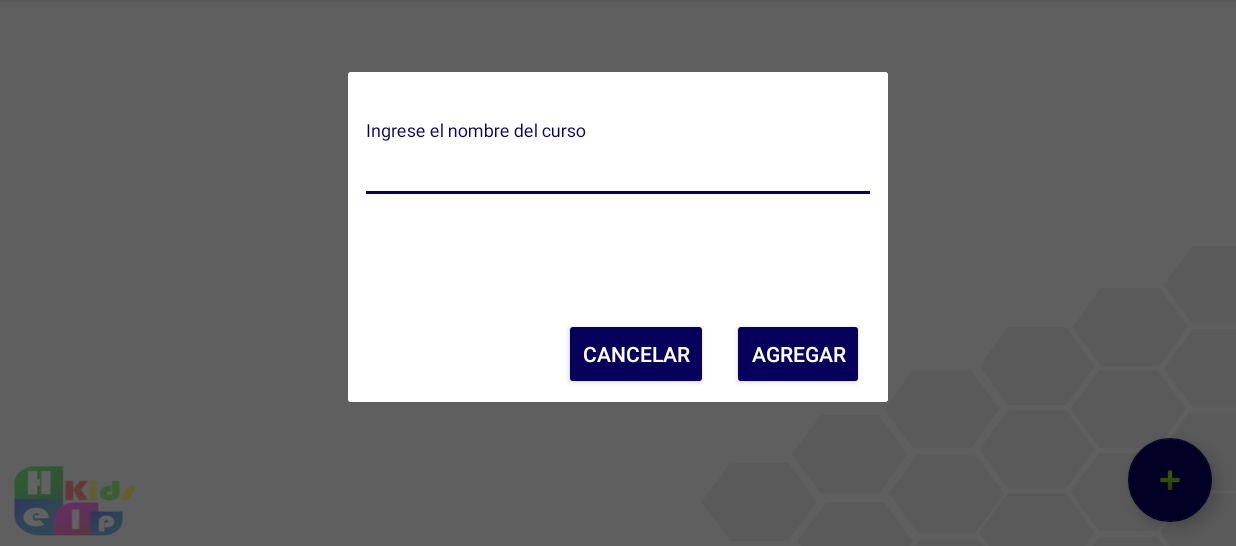
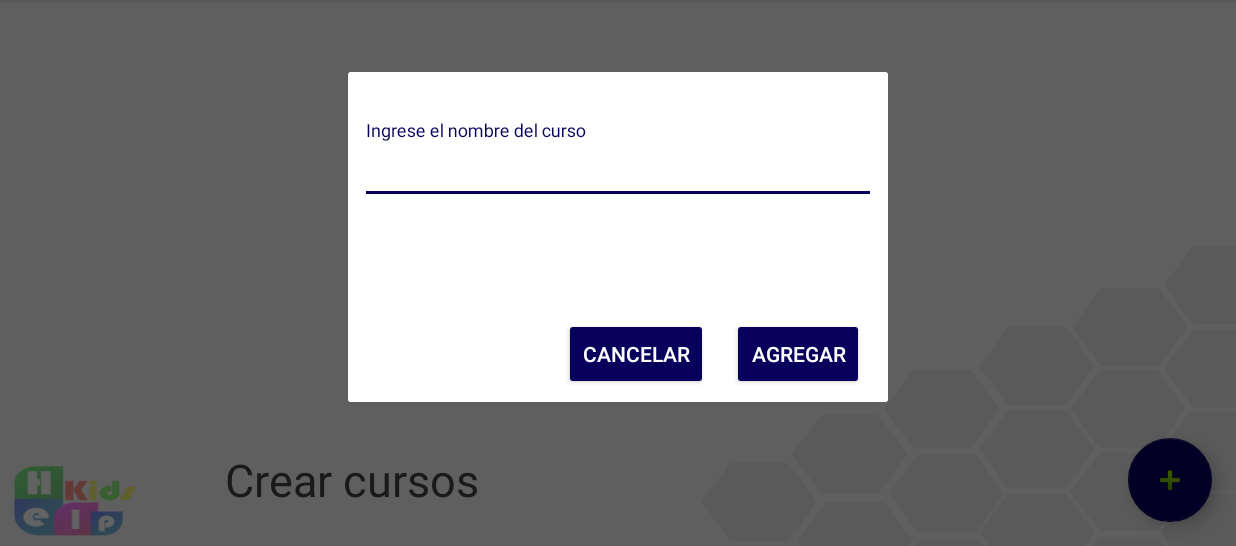
Before and after one commit to DRDTemporal/ProyectoASN, an Android app: the CursosActivity screen opened directly, with no data from a screen before it, after a tap on an icon or button, on a phone screen of 824 x 412 dp (held sideways), the part 72-618 px from its top. Run offline under Robolectric (Android 15) with nearby library versions, the phone set to English and light mode, and no system bars; our stand-ins replace Firebase (no records; nobody signed in at launch, a user with empty details on screens opened directly).

Commit message:
cambios a lo ultimo

```diff
--- a/app/src/main/java/com/proyecto/asn/proyectoasn/controllers/DetalleAlumnoActivity.java
+++ b/app/src/main/java/com/proyecto/asn/proyectoasn/controllers/DetalleAlumnoActivity.java
@@ -167,7 +167,7 @@ public class DetalleAlumnoActivity extends AppCompatActivity implements OnClickL
 
     private void eliminarAlumno() {
         AlertDialog.Builder builder = new AlertDialog.Builder(this);
-        builder.setTitle(R.string.eliminar_curso);
+        builder.setTitle(R.string.pregunta_eliminar_alumno);
         builder.setMessage(R.string.pregunta_eliminar_alumno);
 
         builder.setPositiveButton(R.string.aceptar, new DialogInterface.OnClickListener() {
--- a/app/src/main/res/layout/activity_cursos.xml
+++ b/app/src/main/res/layout/activity_cursos.xml
@@ -35,4 +35,17 @@
         app:layout_constraintBottom_toBottomOf="parent"
         app:layout_constraintEnd_toEndOf="parent"
         app:srcCompat="@android:drawable/ic_input_add" />
+
+    <TextView
+        android:id="@+id/textView4"
+        android:layout_width="wrap_content"
+        android:layout_height="wrap_content"
+        android:layout_marginStart="150dp"
+        android:layout_marginLeft="150dp"
+        android:layout_marginBottom="24dp"
+        android:text="Crear cursos"
+        android:textColor="@color/cardview_dark_background"
+        android:textSize="30sp"
+        app:layout_constraintBottom_toBottomOf="parent"
+        app:layout_constraintStart_toStartOf="parent" />
 </androidx.constraintlayout.widget.ConstraintLayout>
--- a/app/src/main/res/layout/activity_registro.xml
+++ b/app/src/main/res/layout/activity_registro.xml
@@ -88,6 +88,7 @@
                 android:layout_height="wrap_content"
                 android:layout_margin="16dp"
                 android:hint="@string/nombres"
+                android:digits="abcdefghijklmnopqrstuvwxyzABCDEFGHIJKLMNOPQRSTUVWXYZ "
                 android:importantForAutofill="no"
                 android:textColor="@color/colorAccent"
                 android:textColorHint="@color/colorAccent" />
@@ -98,6 +99,7 @@
                 android:layout_height="wrap_content"
                 android:layout_margin="16dp"
                 android:hint="@string/apellidos"
+                android:digits="abcdefghijklmnopqrstuvwxyzABCDEFGHIJKLMNOPQRSTUVWXYZ "
                 android:importantForAutofill="no"
                 android:textColor="@color/colorAccent"
                 android:textColorHint="@color/colorAccent" />
--- a/app/src/main/res/layout/item_nuevo_alumno.xml
+++ b/app/src/main/res/layout/item_nuevo_alumno.xml
@@ -38,7 +38,7 @@
                     android:layout_width="match_parent"
                     android:layout_height="wrap_content"
                     android:hint="@string/ingrese_el_nombre_del_alumno"
-                    android:digits="abcdefghijklmnopqrstuvwxyzABCDEFGHIJKLMNOPQRSTUVWXYZ "
+                    android:digits="abcdefghijklmnñopqrstuvwxyzABCDEFGHIJKLMNOPQRSTUVWXYZ "
                     android:textColorHint="@color/colorAccent" />
             </com.google.android.material.textfield.TextInputLayout>
 
@@ -60,7 +60,7 @@
                     android:layout_width="match_parent"
                     android:layout_height="wrap_content"
                     android:hint="@string/Ingrese_el_apellido_del_alumno"
-                    android:digits="abcdefghijklmnopqrstuvwxyzABCDEFGHIJKLMNOPQRSTUVWXYZ "
+                    android:digits="abcdefghijklmnñopqrstuvwxyzABCDEFGHIJKLMNOPQRSTUVWXYZ "
                     android:textColorHint="@color/colorAccent" />
             </com.google.android.material.textfield.TextInputLayout>
 
```
Also changed, not shown: app/src/main/res/layout/activity_interaccion.xml (+4 -4 lines), app/src/main/res/layout/activity_interaccion_nina.xml (+4 -4 lines).
